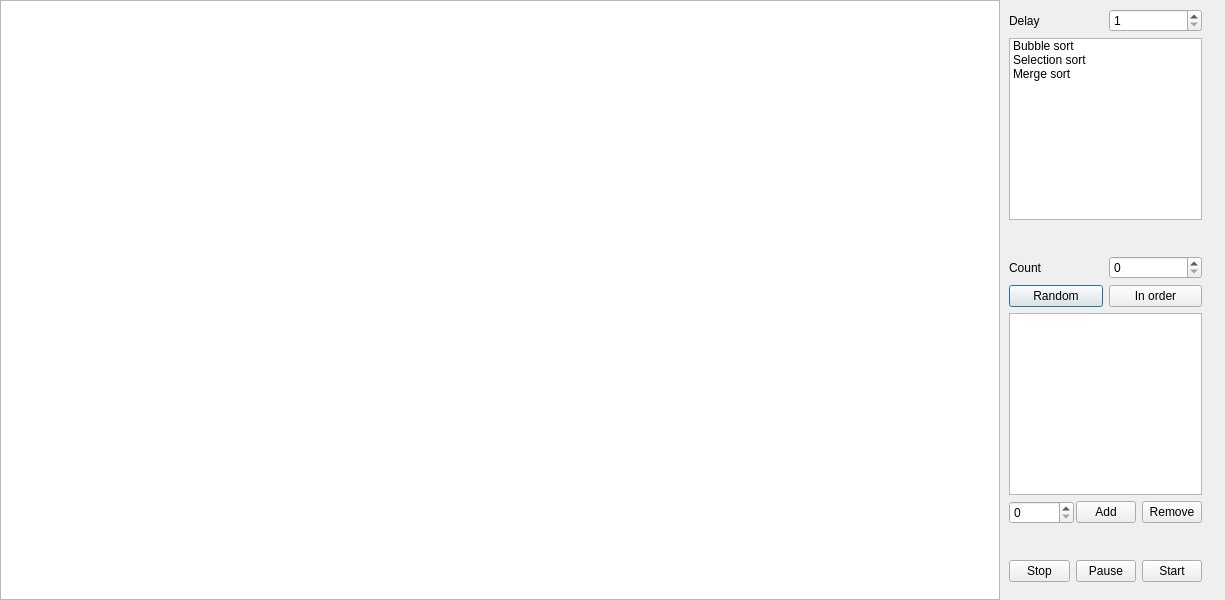
Before: the Qt Designer form lab2/drawwindow.ui in Megarekrut65/4sem-ooop-lab2, drawn with Qt 5.
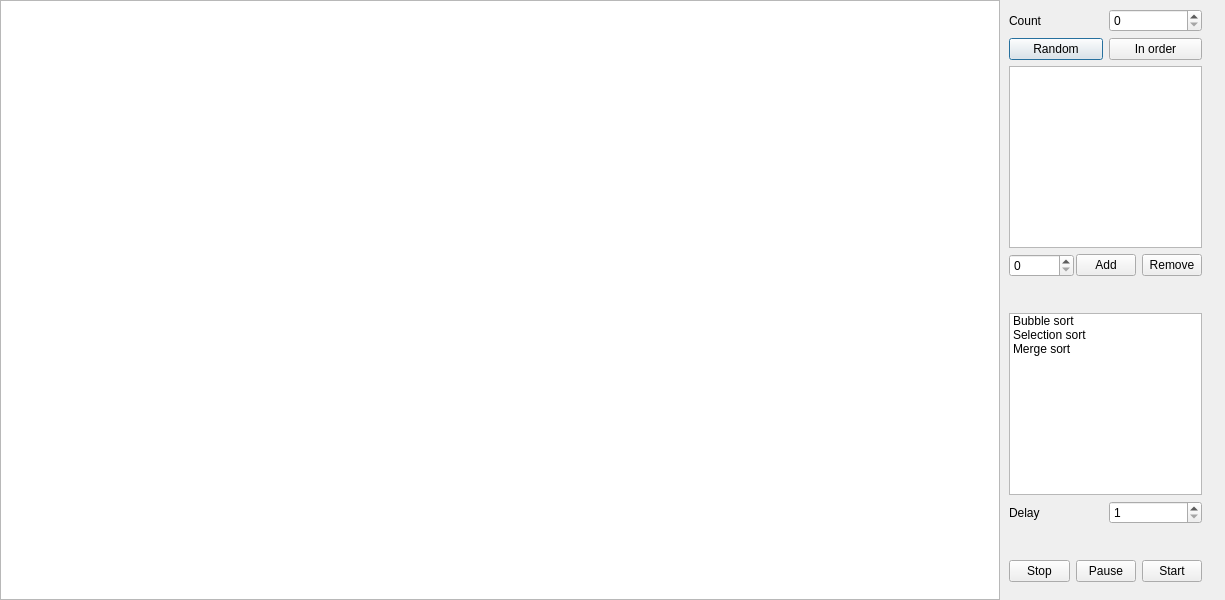
After: the same form once the commit is applied.

The edit to the form file:
```diff
--- a/lab2/drawwindow.ui
+++ b/lab2/drawwindow.ui
@@ -75,59 +75,6 @@
     </size>
    </property>
    <layout class="QVBoxLayout" name="verticalLayout">
-    <item>
-     <layout class="QHBoxLayout" name="horizontalLayout">
-      <item>
-       <widget class="QLabel" name="delay_label">
-        <property name="text">
-         <string>Delay</string>
-        </property>
-       </widget>
-      </item>
-      <item>
-       <widget class="QSpinBox" name="delay_spinBox">
-        <property name="minimum">
-         <number>1</number>
-        </property>
-        <property name="maximum">
-         <number>1000</number>
-        </property>
-       </widget>
-      </item>
-     </layout>
-    </item>
-    <item>
-     <widget class="QListWidget" name="sorts_listWidget">
-      <item>
-       <property name="text">
-        <string>Bubble sort</string>
-       </property>
-      </item>
-      <item>
-       <property name="text">
-        <string>Selection sort</string>
-       </property>
-      </item>
-      <item>
-       <property name="text">
-        <string>Merge sort</string>
-       </property>
-      </item>
-     </widget>
-    </item>
-    <item>
-     <spacer name="verticalSpacer_2">
-      <property name="orientation">
-       <enum>Qt::Vertical</enum>
-      </property>
-      <property name="sizeHint" stdset="0">
-       <size>
-        <width>20</width>
-        <height>40</height>
-       </size>
-      </property>
-     </spacer>
-    </item>
     <item>
      <layout class="QHBoxLayout" name="horizontalLayout_2">
       <item>
@@ -198,6 +145,59 @@
       </item>
      </layout>
     </item>
+    <item>
+     <spacer name="verticalSpacer_2">
+      <property name="orientation">
+       <enum>Qt::Vertical</enum>
+      </property>
+      <property name="sizeHint" stdset="0">
+       <size>
+        <width>20</width>
+        <height>40</height>
+       </size>
+      </property>
+     </spacer>
+    </item>
+    <item>
+     <widget class="QListWidget" name="sorts_listWidget">
+      <item>
+       <property name="text">
+        <string>Bubble sort</string>
+       </property>
+      </item>
+      <item>
+       <property name="text">
+        <string>Selection sort</string>
+       </property>
+      </item>
+      <item>
+       <property name="text">
+        <string>Merge sort</string>
+       </property>
+      </item>
+     </widget>
+    </item>
+    <item>
+     <layout class="QHBoxLayout" name="horizontalLayout">
+      <item>
+       <widget class="QLabel" name="delay_label">
+        <property name="text">
+         <string>Delay</string>
+        </property>
+       </widget>
+      </item>
+      <item>
+       <widget class="QSpinBox" name="delay_spinBox">
+        <property name="minimum">
+         <number>1</number>
+        </property>
+        <property name="maximum">
+         <number>1000</number>
+        </property>
+       </widget>
+      </item>
+     </layout>
+    </item>
     <item>
      <spacer name="verticalSpacer">
       <property name="orientation">
```
